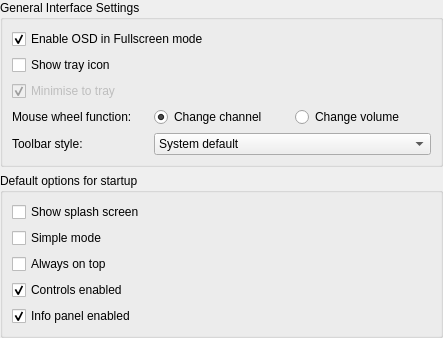
First picture: the form in src/ui/settings/SettingsUi.ui, repository ntadej/tano, before the edit.
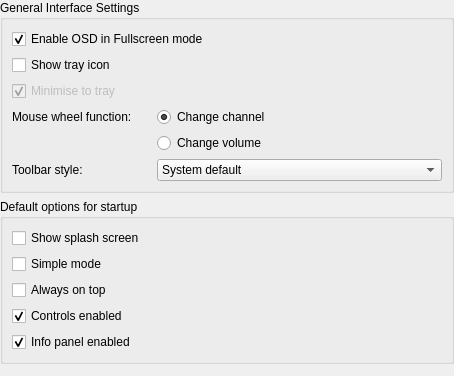
Second picture: the form after the edit. Icons and pictures are not drawn.

Patch:
```diff
--- a/src/ui/settings/SettingsUi.ui
+++ b/src/ui/settings/SettingsUi.ui
@@ -6,8 +6,8 @@
    <rect>
     <x>0</x>
     <y>0</y>
-    <width>443</width>
-    <height>333</height>
+    <width>454</width>
+    <height>376</height>
    </rect>
   </property>
   <property name="windowIcon">
@@ -24,14 +24,14 @@
       <string>General Interface Settings</string>
      </property>
      <layout class="QGridLayout" name="layoutMainGuiBox">
-      <item row="4" column="0">
+      <item row="5" column="0">
        <widget class="QLabel" name="labelToolbarStyle">
         <property name="text">
          <string>Toolbar style:</string>
         </property>
        </widget>
       </item>
-      <item row="4" column="1" colspan="2">
+      <item row="5" column="1" colspan="2">
        <widget class="QComboBox" name="comboToolbarLook">
         <property name="currentIndex">
          <number>4</number>
@@ -90,13 +90,6 @@
         </property>
        </widget>
       </item>
-      <item row="3" column="2">
-       <widget class="QRadioButton" name="radioWheelVolume">
-        <property name="text">
-         <string>Change volume</string>
-        </property>
-       </widget>
-      </item>
       <item row="2" column="0" colspan="3">
        <widget class="QCheckBox" name="checkTrayHide">
         <property name="enabled">
@@ -117,6 +110,13 @@
         </property>
        </widget>
       </item>
+      <item row="4" column="1">
+       <widget class="QRadioButton" name="radioWheelVolume">
+        <property name="text">
+         <string>Change volume</string>
+        </property>
+       </widget>
+      </item>
      </layout>
     </widget>
    </item>
```
